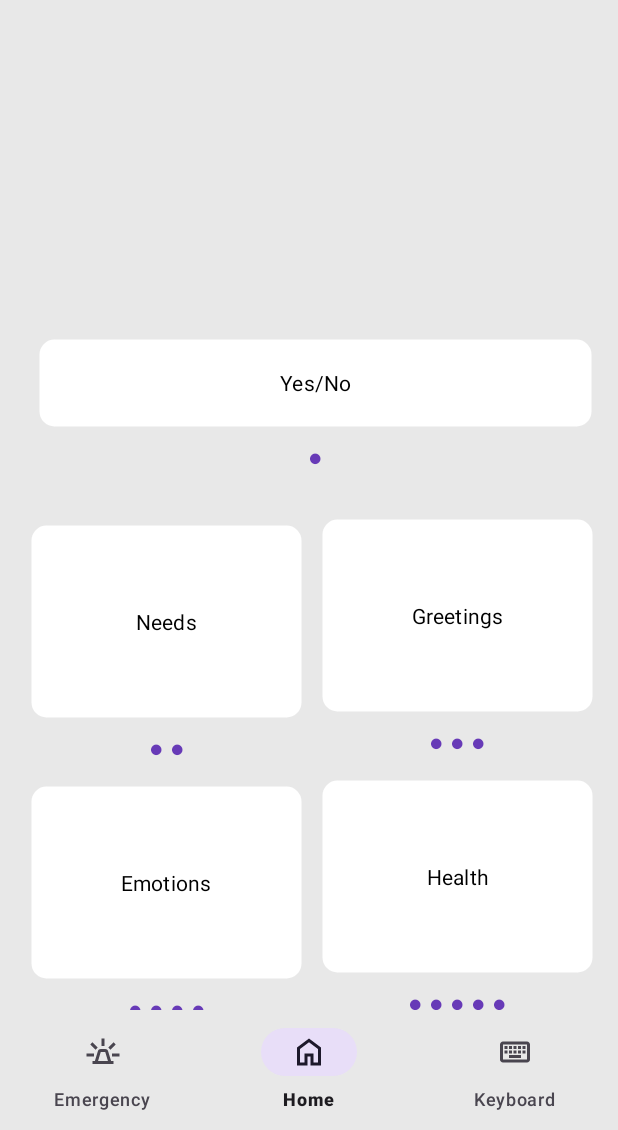
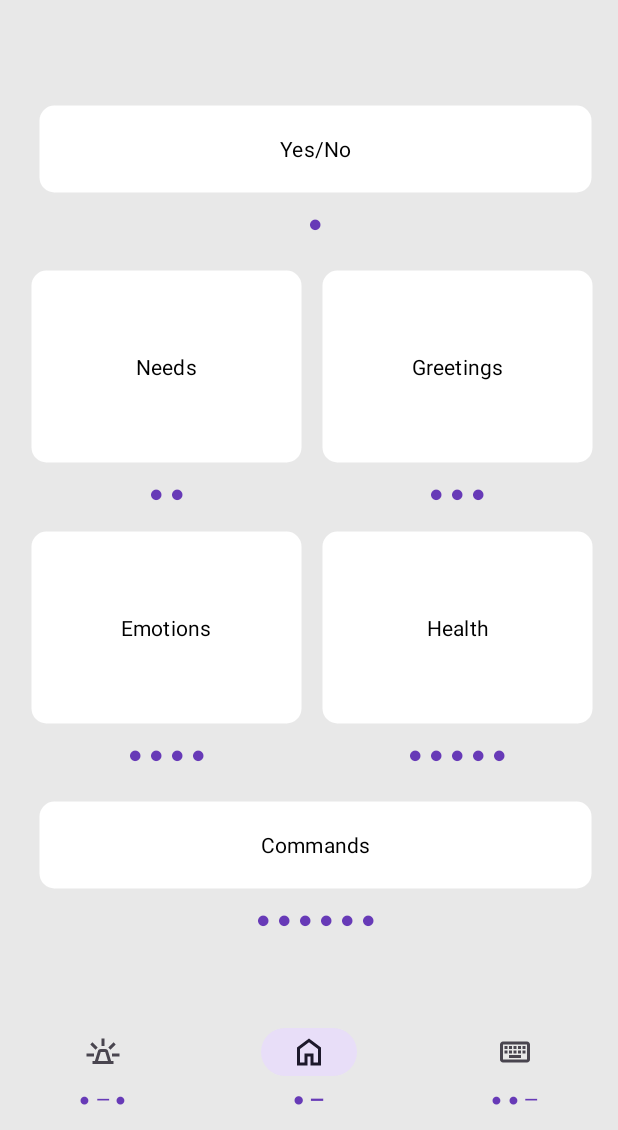
Before and after one commit to yun124/Eyeblink_ui, an Android app: the screen it shows after launch (MainActivity), on a phone screen of 412 x 824 dp, the part 106-1236 px from its top. Run offline under Robolectric (Android 15) with nearby library versions, the phone set to English and light mode, and no system bars; Roboto replaces fonts that are not available here.

Commit message:
add symbols for buttons

```diff
--- a/app/src/main/res/layout/activity_main.xml
+++ b/app/src/main/res/layout/activity_main.xml
@@ -42,6 +42,7 @@
         android:layout_width="match_parent"
         android:layout_height="wrap_content"
         android:background="@color/gray"
+        app:itemTextColor="@color/purple"
         app:labelVisibilityMode="labeled"
         app:layout_constraintBottom_toBottomOf="parent"
         app:layout_constraintEnd_toEndOf="parent"
--- a/app/src/main/res/layout/fragment_home.xml
+++ b/app/src/main/res/layout/fragment_home.xml
@@ -16,7 +16,7 @@
         android:id="@+id/button_yes_no"
         android:layout_width="370dp"
         android:layout_height="60dp"
-        android:layout_marginTop="196dp"
+        android:layout_marginTop="40dp"
         android:background="@drawable/box"
         android:fontFamily="@font/roboto_bold"
         android:text="Yes/No"
@@ -47,7 +47,7 @@
         android:layout_width="182dp"
         android:layout_height="130dp"
         android:layout_marginStart="20dp"
-        android:layout_marginTop="64dp"
+        android:layout_marginTop="50dp"
         android:background="@drawable/box"
         android:fontFamily="@font/roboto_bold"
         android:text="Needs"
@@ -75,7 +75,7 @@
         android:id="@+id/button_greetings"
         android:layout_width="182dp"
         android:layout_height="130dp"
-        android:layout_marginTop="60dp"
+        android:layout_marginTop="50dp"
         android:layout_marginEnd="16dp"
         android:background="@drawable/box"
         android:fontFamily="@font/roboto_bold"
@@ -162,7 +162,7 @@
         android:id="@+id/button_commands"
         android:layout_width="370dp"
         android:layout_height="60dp"
-        android:layout_marginTop="60dp"
+        android:layout_marginTop="50dp"
         android:background="@drawable/box"
         android:fontFamily="@font/roboto_bold"
         android:text="Commands"
--- a/app/src/main/res/menu/bottom_navbar.xml
+++ b/app/src/main/res/menu/bottom_navbar.xml
@@ -2,12 +2,12 @@
 <menu xmlns:android="http://schemas.android.com/apk/res/android">
 
     <item android:id="@+id/emergency_button"
-        android:title="Emergency"
+        android:title="● — ●"
         android:icon="@drawable/emergency_icon" />
     <item android:id="@+id/home_button"
-        android:title="Home"
+        android:title="● —"
         android:icon="@drawable/home_icon" />
     <item android:id="@+id/keyboard_button"
-        android:title="Keyboard"
+        android:title="● ● —"
         android:icon="@drawable/keyboard_icon" />
 </menu>
```
